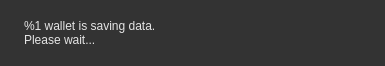
Qt form src/gui/ui/exitwidget.ui (ConcealNetwork/conceal-desktop) before a commit.
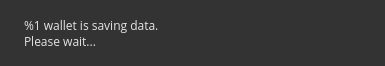
The same form after that commit.

The edit to the form file:
```diff
--- a/src/gui/ui/exitwidget.ui
+++ b/src/gui/ui/exitwidget.ui
@@ -30,7 +30,7 @@
     <widget class="QLabel" name="m_label">
      <property name="font">
       <font>
-       <family>Arial</family>
+       <family>Open Sans</family>
        <pointsize>9</pointsize>
       </font>
      </property>
```
